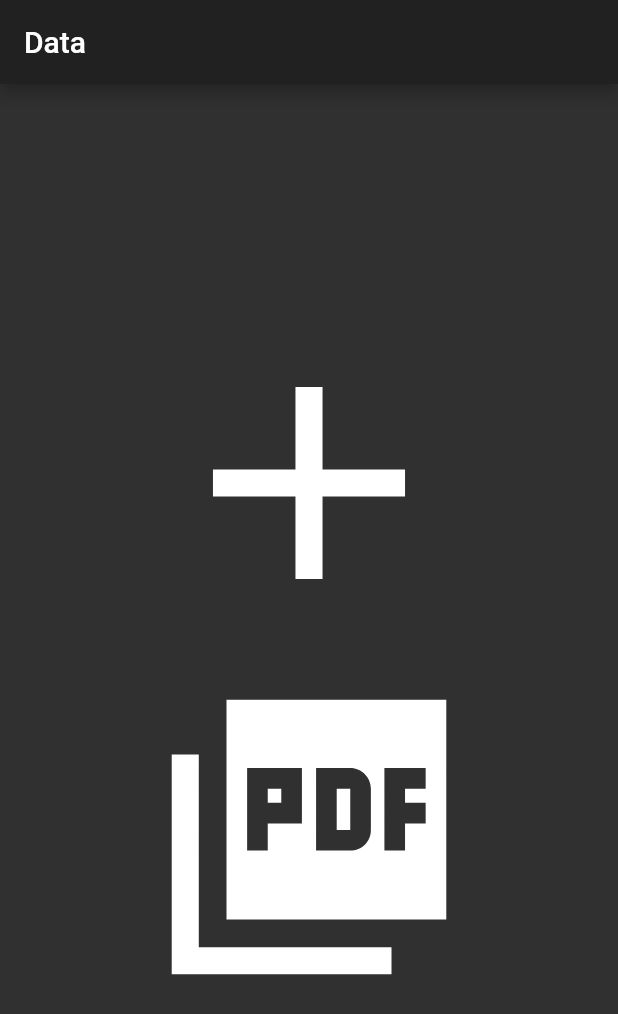
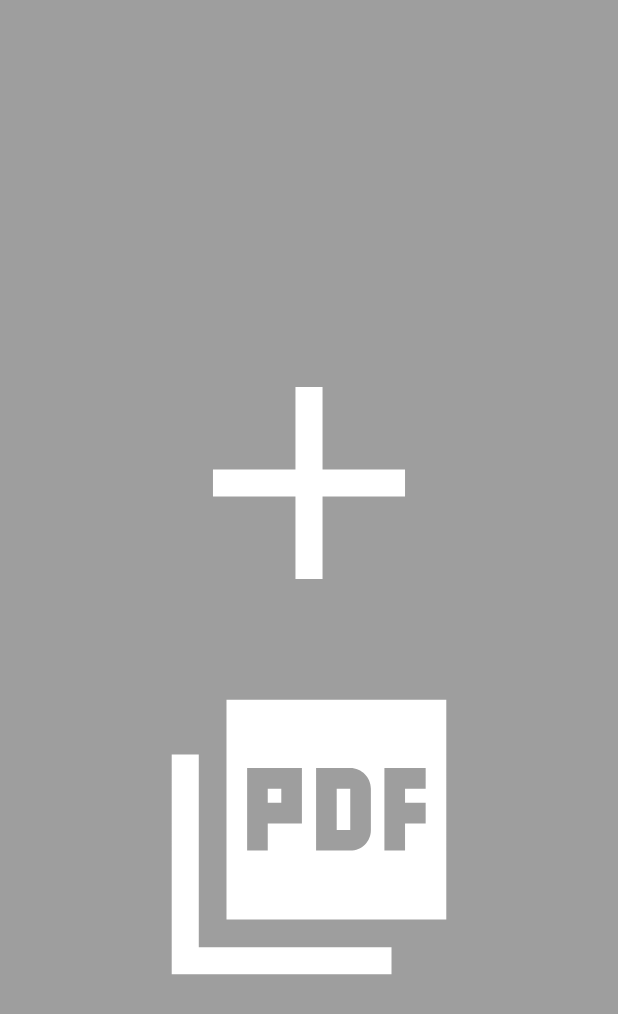
Before and after one commit to Profeetta/ProtoJiglyFluff, a Flutter app: the screen it shows after launch, on a phone screen of 412 x 824 dp. Shown: the top 1014 px of the screen. Run offline on Flutter 3.47's test engine with Material 2 defaults, Android fonts, the phone set to English and light mode, and no system bars; missing offline and left inert: dart:html.

Commit message:
cleaning up the appbar

```diff
--- a/lib/homescreen.dart
+++ b/lib/homescreen.dart
@@ -14,8 +14,9 @@ class _HomeScreenState extends State<HomeScreen> {
   @override
   Widget build(BuildContext context) {
     return Scaffold(
+      backgroundColor: Colors.grey,
       appBar: AppBar(
-        title: Text("Data"),
+        elevation: 0,
       ),
       body: Center(
         child: Column(
--- a/lib/main.dart
+++ b/lib/main.dart
@@ -1,3 +1,5 @@
+import 'dart:html';
+
 import 'package:flutter/material.dart';
 
 import 'homescreen.dart';
@@ -17,7 +19,10 @@ class _ProtoJigglyFluffState extends State<ProtoJigglyFluff> {
   @override
   Widget build(BuildContext context) {
     return MaterialApp(
-      theme: ThemeData.dark(),
+      theme: ThemeData(
+        primaryColor: Colors.grey,
+        visualDensity: VisualDensity.adaptivePlatformDensity,
+      ),
       home: HomeScreen(),
     );
   }
```
Also changed, not shown: 1 other file.
